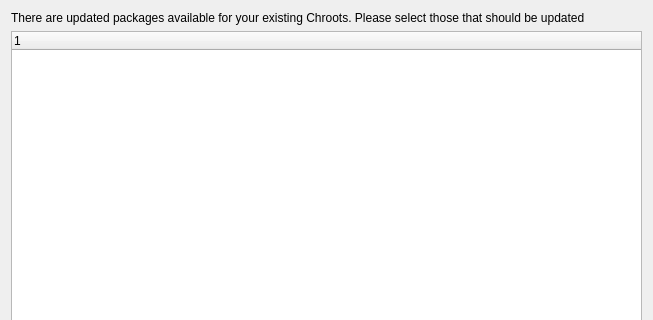
First picture: the form in src/ubuntu/targetupgrademanagerdialog.ui, repository runelabs/qtcreator-plugin-ubuntu, before the edit; both pictures show x 0 to 653 and y 0 to 320 of the 653 by 479 pixel window.
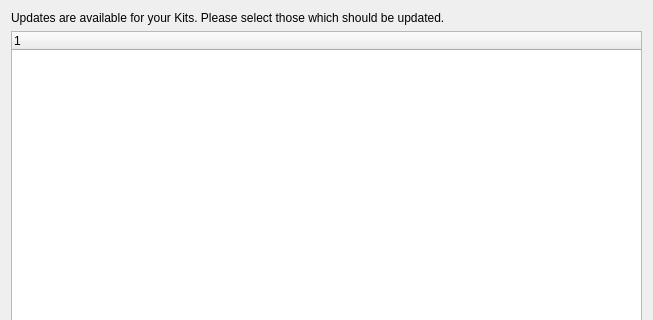
Second picture: the form after the edit.

What changed in the file:
```diff
--- a/src/ubuntu/targetupgrademanagerdialog.ui
+++ b/src/ubuntu/targetupgrademanagerdialog.ui
@@ -17,7 +17,7 @@
    <item>
     <widget class="QLabel" name="label">
      <property name="text">
-      <string>There are updated packages available for your existing Chroots. Please select those that should be updated</string>
+      <string>Updates are available for your Kits. Please select those which should be updated.</string>
      </property>
      <property name="wordWrap">
       <bool>true</bool>
```
